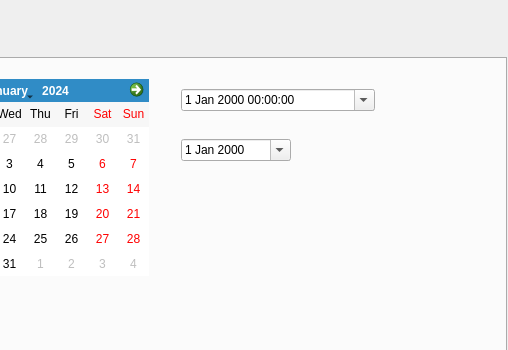
This is frmmain.ui in jinlong631/QtModule as Qt 5 draws it before an edit; both pictures show x 352 to 860 and y 0 to 350 of the 860 by 610 pixel window. The edited form follows.
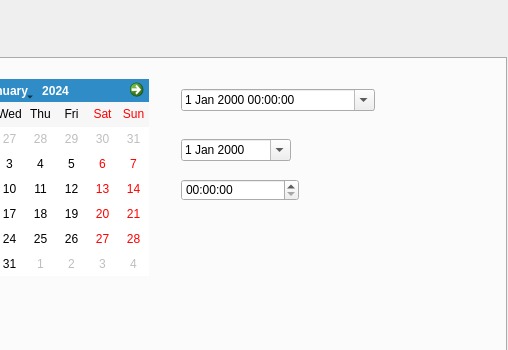
This is the edited form. The open tabs and pages were chosen to show the change.

```diff
--- a/frmmain.ui
+++ b/frmmain.ui
@@ -887,6 +887,19 @@
                  <bool>true</bool>
                 </property>
                </widget>
+               <widget class="QTimeEdit" name="timeEdit">
+                <property name="geometry">
+                 <rect>
+                  <x>310</x>
+                  <y>120</y>
+                  <width>118</width>
+                  <height>22</height>
+                 </rect>
+                </property>
+                <property name="calendarPopup">
+                 <bool>true</bool>
+                </property>
+               </widget>
               </widget>
              </widget>
             </item>
```
Left out of the diff: 8 changed lines with no effect on the pictures.
